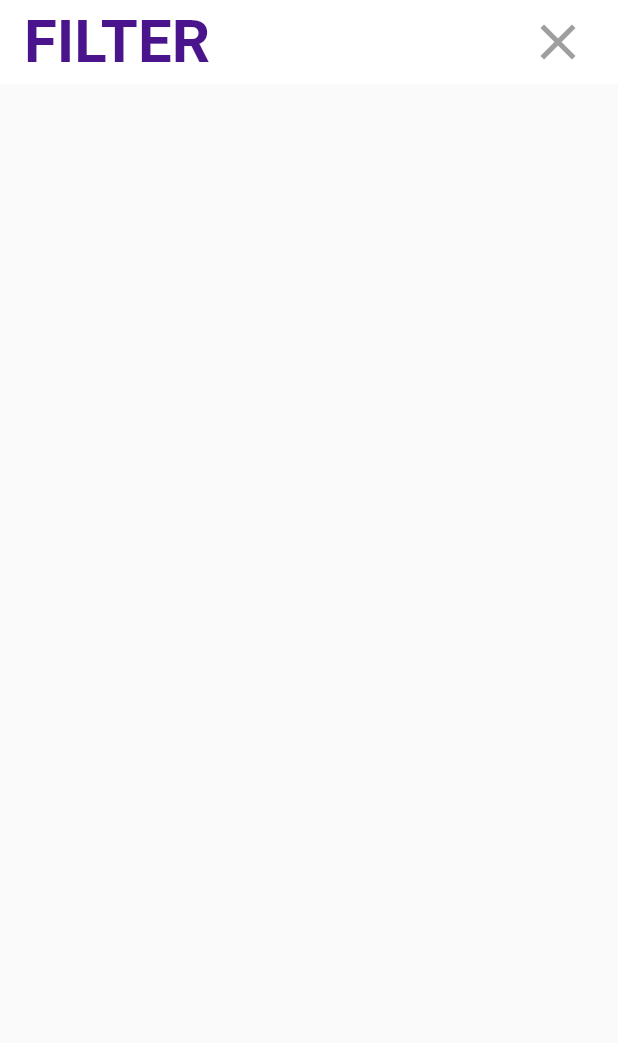
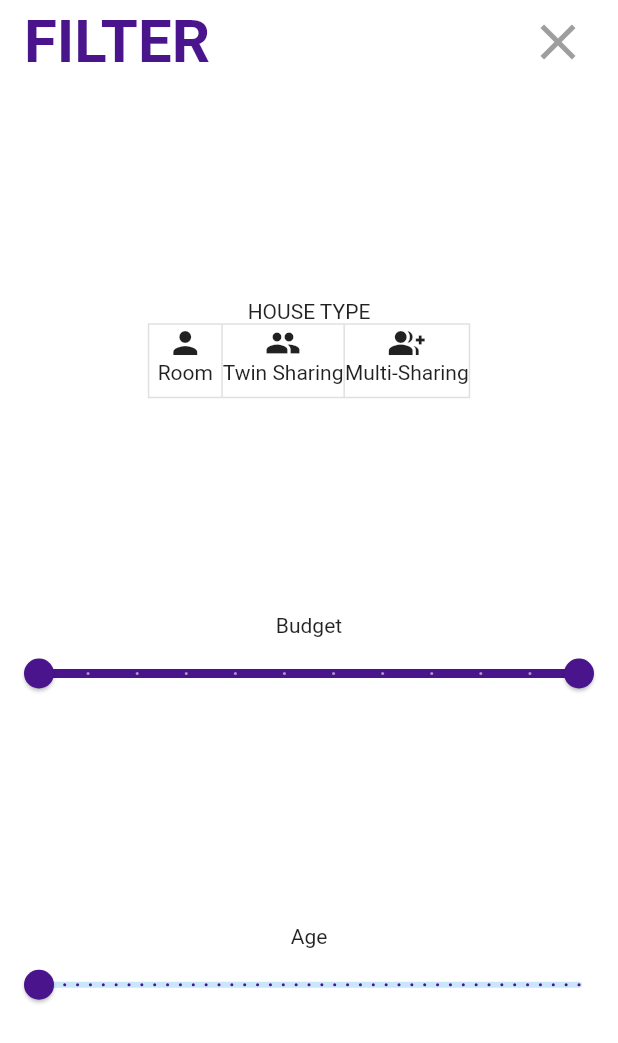
Before and after one commit to sharukhrahman97/homie, a Flutter app: the Filter screen opened directly, on a phone screen of 412 x 824 dp. Shown: the top 1043 px of the screen. Run offline on Flutter 3.47's test engine with Material 2 defaults, Android fonts, the phone set to English and light mode, and no system bars.

Commit message:
filter half complete without state mgmt

```diff
--- a/lib/Filter.dart
+++ b/lib/Filter.dart
@@ -4,6 +4,7 @@ class Filter extends StatelessWidget {
   @override
   Widget build(BuildContext context) {
     return Scaffold(
+      backgroundColor: Colors.white,
       appBar: new AppBar(
           automaticallyImplyLeading: false,
           backgroundColor: Colors.white,
@@ -38,10 +39,95 @@ class FilterItems extends StatefulWidget {
 }
 
 class _FilterItemsState extends State<FilterItems> {
+  List<bool> isSelected = [false, false, false];
+  RangeValues _values = RangeValues(5, 60);//for budget slider
+  double _value = 18;
+
   @override
   Widget build(BuildContext context) {
-    return Container(
+    return Column(
+      crossAxisAlignment: CrossAxisAlignment.center,
+      mainAxisAlignment: MainAxisAlignment.spaceEvenly,
+      children: [
+        Container(
+            child: Column(
+          children: [
+            Text("HOUSE TYPE"),
+            ToggleButtons(
+              selectedBorderColor: Colors.purple[900],
+              selectedColor: Colors.purple[900],
+              children: <Widget>[
+                Column(
+                  children: [Icon(Icons.person), Text("Room")],
+                ),
+                Column(
+                  children: [Icon(Icons.group), Text("Twin Sharing")],
+                ),
+                Column(
+                  children: [Icon(Icons.group_add), Text("Multi-Sharing")],
+                )
+              ],
+              isSelected: isSelected,
+              onPressed: (int index) {
+                setState(() {
+                  isSelected[index] = !isSelected[index];
+                });
+              },
+            )
+          ],
+        )),
+        Container(
+          child: Column(
+            children: [
+              Text("Budget"),
+              RangeSlider(
+                values: _values,
+                activeColor: Colors.purple[900],
+                labels: RangeLabels(_values.start.toInt().toString(),
+                    _values.end.toInt().toString()),
+                min: 5,
+                max: 60,
+                divisions: 11,
+                onChanged: (RangeValues values) {
+                  setState(() {
+                    if (values.end - values.start >= 20) {
+                      _values = values;
+                    } else {
+                      if (_values.start == values.start) {
+                        _values =
+                            RangeValues(_values.start, _values.start + 20);
+                      } else {
+                        _values = RangeValues(_values.end - 20, _values.end);
+                      }
+                    }
+                  });
+                },
+              ),
+            ],
+          ),
+        ),
+        Container(
+          child: Column(
+            children: [
+              Text("Age"),
+              Slider(
+                onChanged: (value) {
+                  setState(() {
+                    _value = value;
+                  });
+                },
+                min: 18,
+                max: 60,
+                divisions: 42,
+                value: _value,
+                activeColor: Colors.purple[900],
+                label: _value.toInt().toString(),
 
+              ),
+            ],
+          ),
+        )
+      ],
     );
   }
 }
```
